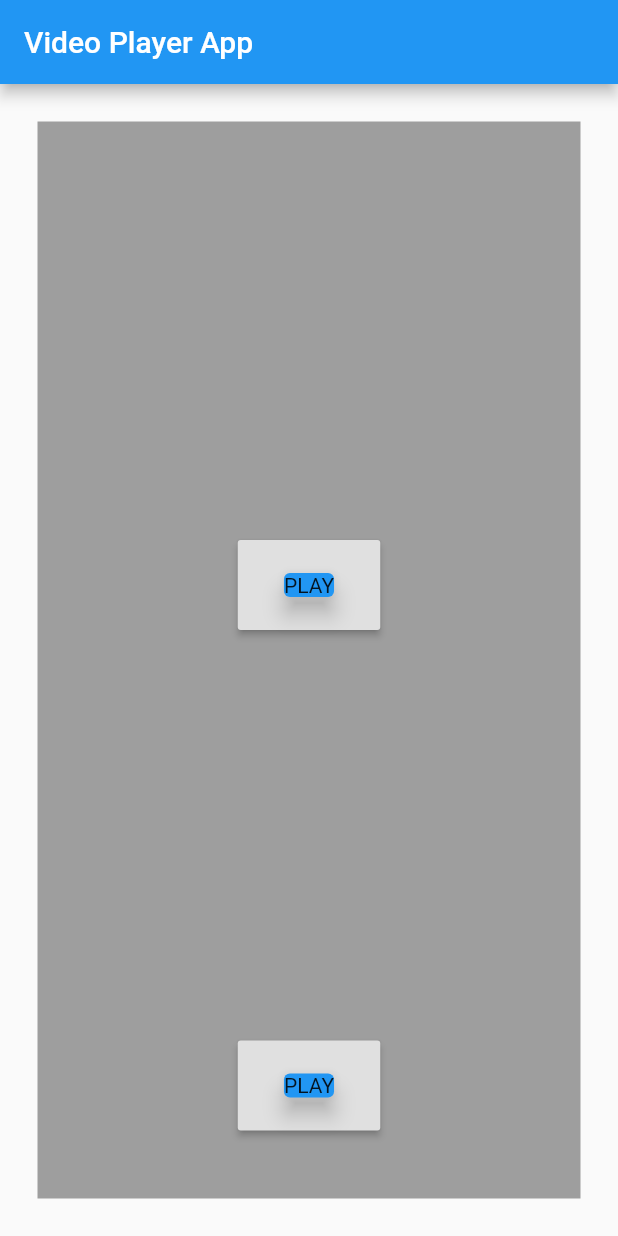
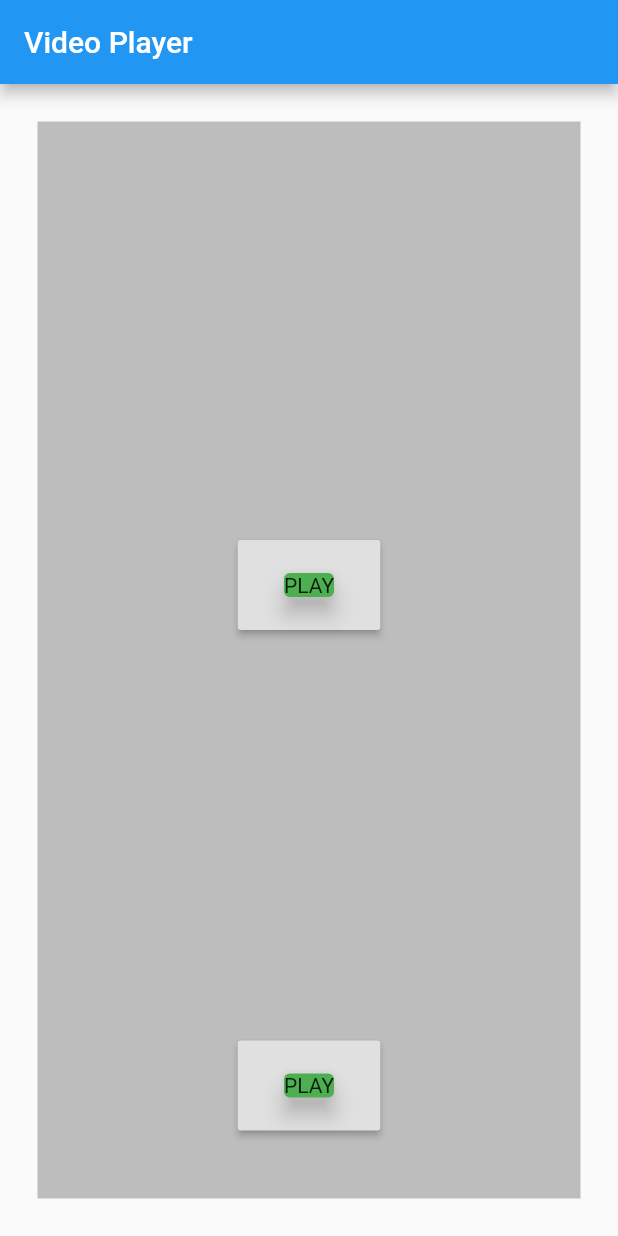
Before and after one commit to shubhamshinde4141/Video_Player_App, a Flutter app: the screen it shows after launch, on a phone screen of 412 x 824 dp. Run offline on Flutter 3.47's test engine with Material 2 defaults, Android fonts, the phone set to English and light mode, and no system bars; our stand-ins replace video_player.

Commit message:
color fixing

```diff
--- a/lib/main.dart
+++ b/lib/main.dart
@@ -108,11 +108,11 @@ class _MyHomePageState extends State<MyHomePage> {
 
     return Scaffold(
       appBar: AppBar(
-        title: Text("Video Player App"),
+        title: Text("Video Player"),
 
       ),
       body: Container(
-        color: Colors.grey.shade500,
+        color: Colors.grey.shade400,
         margin: EdgeInsets.all(25.0),
         child: Center(
 
@@ -145,7 +145,7 @@ class _MyHomePageState extends State<MyHomePage> {
                   },
                   child: Card(
                     child: Text('PLAY'),
-                    color: Colors.blue,
+                    color: Colors.green,
                     elevation: 6,
 
                   ),
@@ -178,7 +178,7 @@ class _MyHomePageState extends State<MyHomePage> {
                     },
                     child: Card(
                       child: Text('PLAY'),
-                      color: Colors.blue,
+                      color: Colors.green,
                       elevation: 6,
 
                     ),
```
